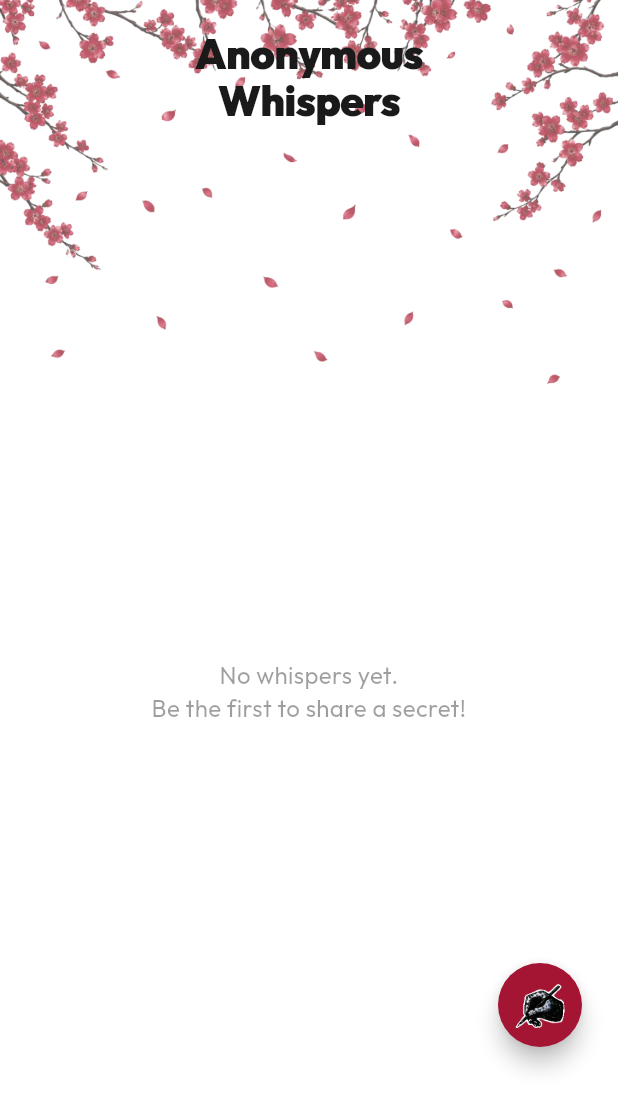
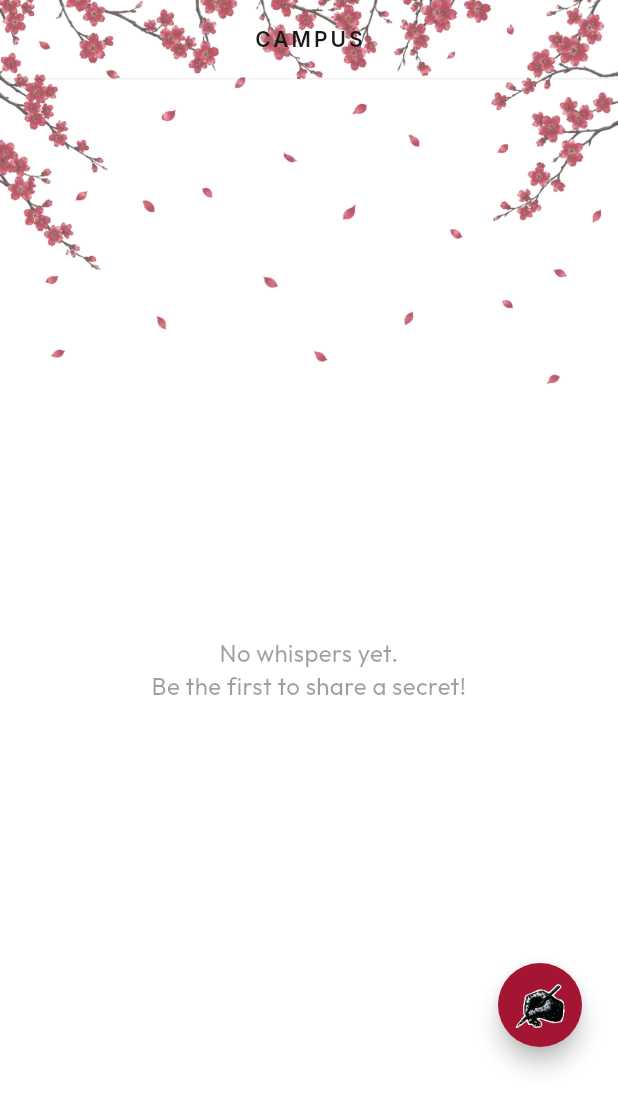
Before and after one commit to aninda8680/FRNDapp, a Flutter app: the CampusEventsScreen screen opened directly, on a phone screen of 412 x 824 dp. Shown: the top 1110 px of the screen. Run offline on Flutter 3.47's test engine with Material 3 defaults, Android fonts, the phone set to English and light mode, and no system bars; our stand-ins replace cached_network_image, connectivity_plus, firebase_core, flutter_animate, flutter_cache_manager, flutter_image_compress and 12 more; missing offline and left inert: encrypt, flutter_displaymode, google_mlkit_selfie_segmentation, razorpay_flutter; accounts and stored records are empty; network calls fail.

Commit message:
feat: scaffold core app screens including discover feed, matches, chats, campus events, and subscriptions

```diff
--- a/lib/screens/campus/campus_events_screen.dart
+++ b/lib/screens/campus/campus_events_screen.dart
@@ -175,22 +175,21 @@ class _CampusEventsScreenState extends State<CampusEventsScreen> {
               crossAxisAlignment: CrossAxisAlignment.start,
               children: [
                 // Header
-                Padding(
-                  padding: const EdgeInsets.fromLTRB(24, 20, 24, 0),
+                const Padding(
+                  padding: EdgeInsets.symmetric(vertical: 16.0),
                   child: Center(
                     child: Text(
-                      'Anonymous\nWhispers',
-                      textAlign: TextAlign.center,
-                      style: GoogleFonts.outfit(
-                        fontSize: 28,
-                        fontWeight: FontWeight.w900,
-                        color: const Color(0xFF1A1A1A),
-                        height: 1.1,
-                        letterSpacing: -0.5,
+                      'CAMPUS',
+                      style: TextStyle(
+                        color: Color(0xFF1A1A1A),
+                        fontSize: 14,
+                        fontWeight: FontWeight.w600,
+                        letterSpacing: 2.0,
                       ),
                     ),
                   ),
                 ),
+                Container(color: const Color(0x121A1A1A), height: 1.0),
                 // Post list
                 Expanded(
                   child: _isLoading
--- a/lib/screens/profile/subscription_screen.dart
+++ b/lib/screens/profile/subscription_screen.dart
@@ -150,6 +150,7 @@ class _SubscriptionScreenState extends State<SubscriptionScreen> {
       context: context,
       builder: (context) => AlertDialog(
         backgroundColor: AppColors.cream,
+        actionsAlignment: MainAxisAlignment.center,
         shape: RoundedRectangleBorder(
           borderRadius: BorderRadius.circular(16),
           side: const BorderSide(color: AppColors.textColor1, width: 2),
@@ -198,6 +199,7 @@ class _SubscriptionScreenState extends State<SubscriptionScreen> {
       context: context,
       builder: (context) => AlertDialog(
         backgroundColor: AppColors.cream,
+        actionsAlignment: MainAxisAlignment.center,
         shape: RoundedRectangleBorder(
           borderRadius: BorderRadius.circular(20),
           side: const BorderSide(color: AppColors.textColor1, width: 2.5),
@@ -216,6 +218,7 @@ class _SubscriptionScreenState extends State<SubscriptionScreen> {
         actions: [
           SketchyButton(
             text: 'START SWIPING',
+            showSparkles: false,
             onPressed: () => Navigator.pop(context),
           ),
         ],
@@ -228,6 +231,7 @@ class _SubscriptionScreenState extends State<SubscriptionScreen> {
       context: context,
       builder: (context) => AlertDialog(
         backgroundColor: AppColors.cream,
+        actionsAlignment: MainAxisAlignment.center,
         shape: RoundedRectangleBorder(
           borderRadius: BorderRadius.circular(20),
           side: const BorderSide(color: AppColors.textColor1, width: 2.5),
@@ -246,6 +250,7 @@ class _SubscriptionScreenState extends State<SubscriptionScreen> {
         actions: [
           SketchyButton(
             text: 'RETRY PAYMENT',
+            showSparkles: false,
             onPressed: () {
               Navigator.pop(context);
               final tier = _tiers[_selectedTierKey];
```
Also changed, not shown: lib/screens/chats/chat_list_screen.dart (+10 -14 lines), lib/screens/home/discover_feed_screen.dart (+10 -14 lines), lib/screens/matches/likes_matches_screen.dart (+10 -14 lines).
